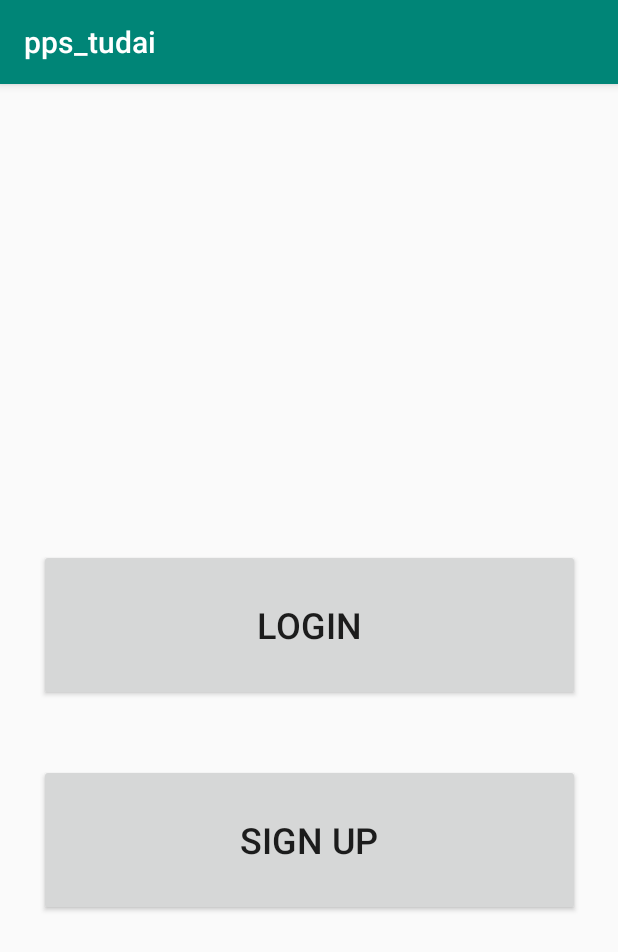
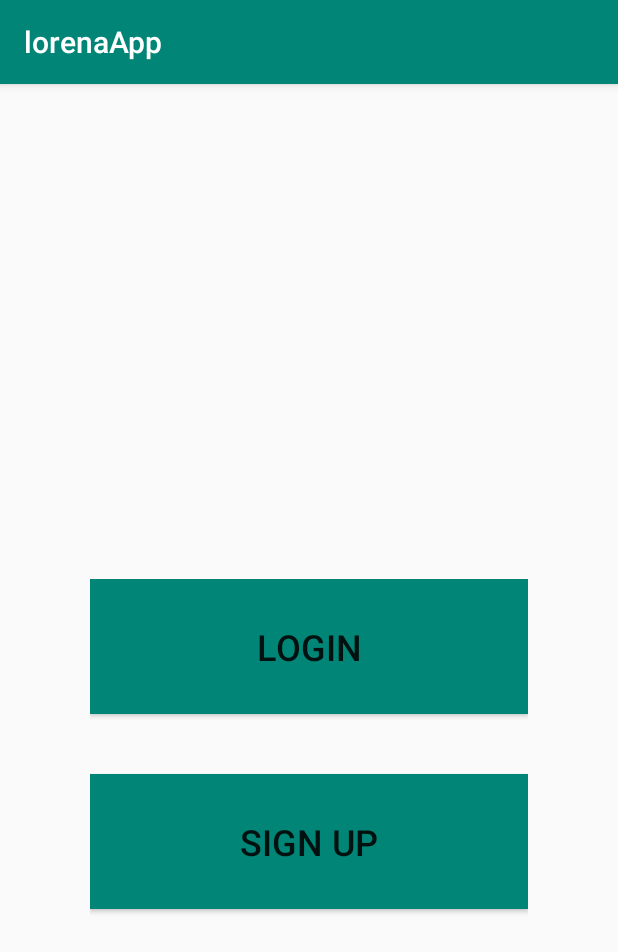
Before and after one commit to soniaigartua/lorenaApp, an Android app: the screen it shows after launch (MainActivity), after a tap on "LOGIN", on a phone screen of 412 x 824 dp. Shown: the top 952 px of the screen. Run offline under Robolectric (Android 15) with nearby library versions, the phone set to English and light mode, and no system bars; our stand-ins replace ButterKnife.

Commit message:
added the requested changes

```diff
--- a/app/src/main/java/com/example/pps_tudai/mvp/view/MainView.java
+++ b/app/src/main/java/com/example/pps_tudai/mvp/view/MainView.java
@@ -2,6 +2,9 @@ package com.example.pps_tudai.mvp.view;
 
 import android.app.Activity;
 import android.widget.Toast;
+
+import com.example.pps_tudai.R;
+
 import java.lang.ref.WeakReference;
 import butterknife.ButterKnife;
 
@@ -17,13 +20,13 @@ public class MainView {
 
     public void showWelcomeMessage() {
         if (activityWeak.get() != null) {
-            Toast.makeText(activityWeak.get(), "Welcome to the app", Toast.LENGTH_LONG).show();
+            Toast.makeText(activityWeak.get(), R.string.welcome_message , Toast.LENGTH_LONG).show();
         }
     }
 
     public void showRegistrationScreen() {
         if (activityWeak.get() != null) {
-            Toast.makeText(activityWeak.get(), "Complete the next form", Toast.LENGTH_LONG).show();
+            Toast.makeText(activityWeak.get(), R.string.sign_up_message , Toast.LENGTH_LONG).show();
         }
     }
 
--- a/app/src/main/res/layout/activity_main.xml
+++ b/app/src/main/res/layout/activity_main.xml
@@ -1,33 +1,30 @@
 <?xml version="1.0" encoding="utf-8"?>
 <RelativeLayout
     xmlns:android="http://schemas.android.com/apk/res/android"
-    xmlns:app="http://schemas.android.com/apk/res-auto"
     xmlns:tools="http://schemas.android.com/tools"
     android:layout_width="match_parent"
     android:layout_height="match_parent"
-    tools:context=".activity.MainActivity">
+    tools:context=".activity.MainActivity"
+    android:paddingTop="@dimen/padding_top_welcome_screem"
+    android:paddingRight="@dimen/padding_side"
+    android:paddingLeft="@dimen/padding_side">
 
     <Button
         android:id="@+id/btn_login"
         android:layout_width="match_parent"
-        android:layout_height="101dp"
-        android:layout_marginStart="26dp"
-        android:layout_marginTop="310dp"
-        android:layout_marginEnd="25dp"
-        android:baselineAligned="false"
+        android:layout_height="@dimen/button_height"
         android:text="@string/button_login_text"
-        android:textSize="24sp" />
+        android:textSize="@dimen/font_size_button"
+        android:background="@color/colorPrimary"/>
 
     <Button
         android:id="@+id/btn_signup"
         android:layout_width="match_parent"
-        android:layout_height="101dp"
+        android:layout_height="@dimen/button_height"
         android:layout_alignBottom="@id/btn_login"
-        android:layout_marginStart="26dp"
-        android:layout_marginTop="20dp"
-        android:layout_marginEnd="25dp"
-        android:layout_marginBottom="-143dp"
+        android:layout_marginBottom="@dimen/button_sign_up_separate"
         android:text="@string/button_signup_text"
-        android:textSize="24sp" />
+        android:background="@color/colorPrimary"
+        android:textSize="@dimen/font_size_button" />
 
 </RelativeLayout>
--- /dev/null
+++ b/app/src/main/res/values/dimens.xml
@@ -0,0 +1,8 @@
+<?xml version="1.0" encoding="utf-8"?>
+<resources>
+    <dimen name="padding_top_welcome_screem">330dp</dimen>
+    <dimen name="padding_side">60dp</dimen>
+    <dimen name="button_height">90dp</dimen>
+    <dimen name="button_sign_up_separate">-130dp</dimen>
+    <dimen name="font_size_button">24sp</dimen>
+</resources>
--- a/app/src/main/res/values/strings.xml
+++ b/app/src/main/res/values/strings.xml
@@ -1,5 +1,7 @@
 <resources>
-    <string name="app_name">pps_tudai</string>
+    <string name="app_name">lorenaApp</string>
     <string name="button_login_text">LOGIN</string>
     <string name="button_signup_text">SIGN UP</string>
+    <string name="welcome_message">Welcome to the app NUEVO</string>
+    <string name="sign_up_message">Complete the next form NUEVO</string>
 </resources>
```
Also changed, not shown: app/src/main/java/com/example/pps_tudai/mvp/presenter/MainPresenter.java (+0 -13 lines).
